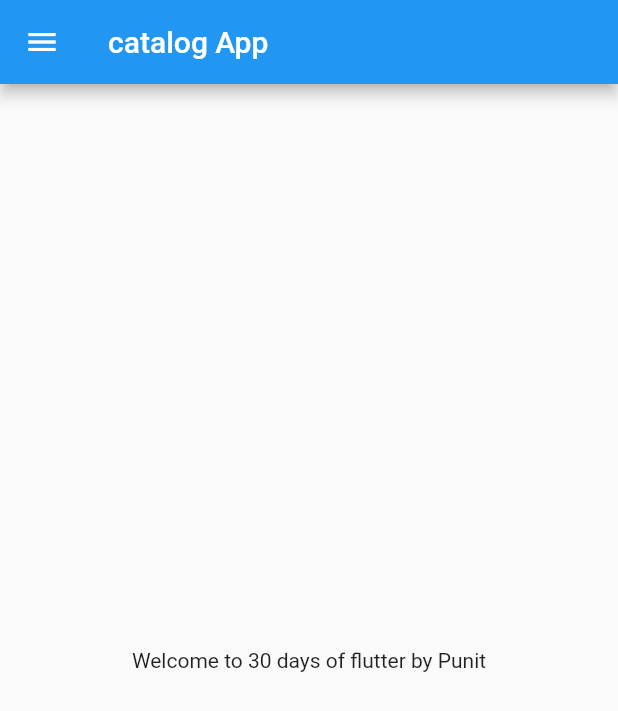
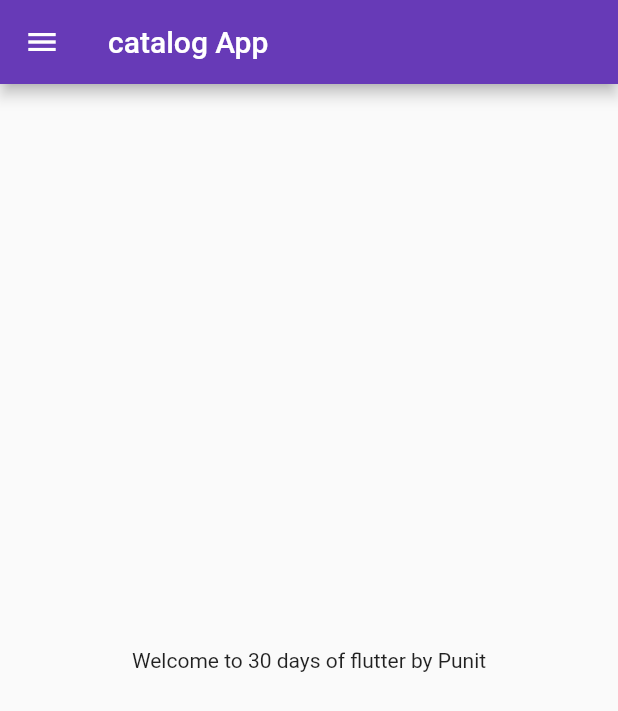
Before and after one commit to punityadav2512/30-Days-of-Flutter, a Flutter app: the screen it shows after launch, on a phone screen of 412 x 824 dp. Shown: the top 711 px of the screen. Run offline on Flutter 3.47's test engine with Material 2 defaults, Android fonts, the phone set to English and light mode, and no system bars.

Commit message:
day 3 completed

```diff
--- a/lib/main.dart
+++ b/lib/main.dart
@@ -1,5 +1,6 @@
 import 'package:flutter/material.dart';
-import 'package:flutter_catalog/home_page.dart';
+import 'package:flutter_catalog/pages/home_page.dart';
+import 'package:flutter_catalog/pages/login_page.dart';
 
 void main() {
   runApp(MyApp());
@@ -10,6 +11,22 @@ class MyApp extends StatelessWidget {
 
   @override
   Widget build(BuildContext context) {
-    return MaterialApp(home: HomePage());
+    return MaterialApp(
+      // home: HomePage(),
+      themeMode: ThemeMode.light,
+      theme: ThemeData(
+        primarySwatch: Colors.deepPurple,
+      ),
+      darkTheme: ThemeData(
+        primarySwatch: Colors.blue,
+        // brightness: Brightness.dark,
+      ),
+      initialRoute: '/home',
+      routes: {
+        "/": (context) => LoginPage(),
+        "/home": (context) => HomePage(),
+        "/login": (context) => LoginPage(),
+      },
+    );
   }
 }
--- a/lib/home_page.dart
+++ b/lib/pages/home_page.dart
@@ -1,7 +1,7 @@
 import 'package:flutter/material.dart';
 
 class HomePage extends StatelessWidget {
-  const HomePage({Key? key}) : super(key: key);
+  // const HomePage({Key? key}) : super(key: key);
 
   @override
   Widget build(BuildContext context) {
```
Also changed, not shown: lib/pages/login_page.dart (added, +20 -0 lines).
